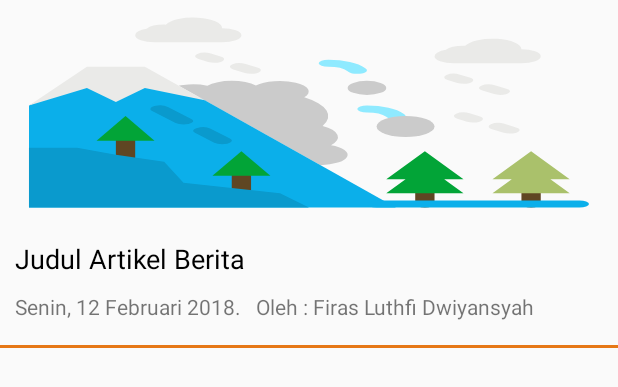
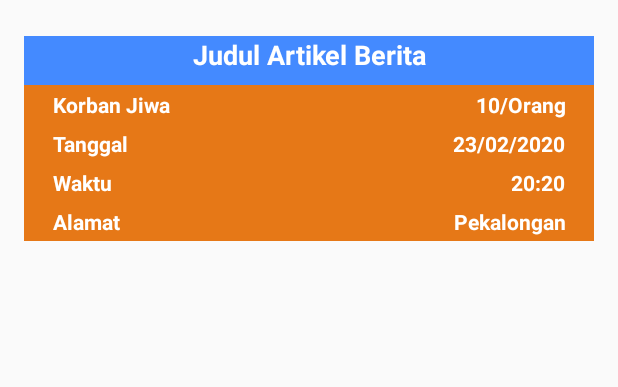
Before and after one commit to siswanto291296/projeksatu, an Android app: the layout longsor_item.xml on its own in the app's theme, with its tools: preview values and no code run, on a phone screen of 412 x 824 dp. Shown: the top 387 px of the screen. Run offline under Robolectric (Android 15) with nearby library versions, the phone set to English and light mode, and no system bars.

```diff
--- a/app/src/main/java/com/tugas/akhirtugas/Adapter/AdapterLongsor.java
+++ b/app/src/main/java/com/tugas/akhirtugas/Adapter/AdapterLongsor.java
@@ -4,14 +4,12 @@ import android.content.Context;
 import android.content.Intent;
 import android.view.View;
 import android.view.ViewGroup;
-import android.widget.ImageView;
 import android.widget.LinearLayout;
 import android.widget.TextView;
 
 import androidx.annotation.NonNull;
 import androidx.recyclerview.widget.RecyclerView;
 
-import com.tugas.akhirtugas.Berita.detail.DetailBerita;
 import com.tugas.akhirtugas.DataLongsor.detail.DetailLongsor;
 import com.tugas.akhirtugas.R;
 import com.tugas.akhirtugas.model.longsor.DataLongsorItem;
@@ -23,7 +21,7 @@ import butterknife.ButterKnife;
 
 import static com.tugas.akhirtugas.utils.Contans.DATA;
 import static com.tugas.akhirtugas.utils.MyFucntion.view;
-import static com.tugas.akhirtugas.utils.date.ConvertDate.ubahTanggal;
+import static com.tugas.akhirtugas.utils.date.ConvertDate.ubahTanggal2;
 
 public class AdapterLongsor extends RecyclerView.Adapter<AdapterLongsor.ViewHolder> {
     private List<DataLongsorItem> list;
@@ -43,9 +41,11 @@ public class AdapterLongsor extends RecyclerView.Adapter<AdapterLongsor.ViewHold
     @Override
     public void onBindViewHolder(@NonNull ViewHolder holder, int position) {
         //code is all item click and set value
-        holder.JudulBerita.setText(list.get(position).getJenisBencana());
-        holder.TglTerbit.setText(ubahTanggal(list.get(position).getTanggal()));
-        holder.Penulis.setText("Oleh : Badan Pengawan Bencana");
+        holder.txtJudul.setText(list.get(position).getJenisBencana());
+        holder.txtKorban.setText(list.get(position).getKorban()+ "/Jiwa");
+        holder.txtTgl.setText(ubahTanggal2(list.get(position).getTanggal()));
+        holder.txtWaktu.setText(list.get(position).getWaktu() + " WIB");
+        holder.txtAlamat.setText(list.get(position).getLokasi());
 
         //onclick
         holder.ln.setOnClickListener(v -> {
@@ -60,14 +60,16 @@ public class AdapterLongsor extends RecyclerView.Adapter<AdapterLongsor.ViewHold
     }
 
     public class ViewHolder extends RecyclerView.ViewHolder {
-        @BindView(R.id.PosterBerita)
-        ImageView PosterBerita;
-        @BindView(R.id.JudulBerita)
-        TextView JudulBerita;
-        @BindView(R.id.TglTerbit)
-        TextView TglTerbit;
-        @BindView(R.id.Penulis)
-        TextView Penulis;
+        @BindView(R.id.txt_judul)
+        TextView txtJudul;
+        @BindView(R.id.txt_korban)
+        TextView txtKorban;
+        @BindView(R.id.txt_tgl)
+        TextView txtTgl;
+        @BindView(R.id.txt_waktu)
+        TextView txtWaktu;
+        @BindView(R.id.txt_alamat)
+        TextView txtAlamat;
         @BindView(R.id.ln)
         LinearLayout ln;
 
--- a/app/src/main/java/com/tugas/akhirtugas/DataLongsor/detail/DetailLongsor.java
+++ b/app/src/main/java/com/tugas/akhirtugas/DataLongsor/detail/DetailLongsor.java
@@ -2,6 +2,7 @@ package com.tugas.akhirtugas.DataLongsor.detail;
 
 import android.annotation.SuppressLint;
 import android.content.Intent;
+import android.graphics.Color;
 import android.net.Uri;
 import android.os.Bundle;
 import android.util.Log;
@@ -20,6 +21,7 @@ import com.google.android.gms.maps.GoogleMap;
 import com.google.android.gms.maps.OnMapReadyCallback;
 import com.google.android.gms.maps.SupportMapFragment;
 import com.google.android.gms.maps.model.BitmapDescriptorFactory;
+import com.google.android.gms.maps.model.CircleOptions;
 import com.google.android.gms.maps.model.LatLng;
 import com.google.android.gms.maps.model.LatLngBounds;
 import com.google.android.gms.maps.model.MarkerOptions;
@@ -142,13 +144,22 @@ public class DetailLongsor extends AppCompatActivity implements OnMapReadyCallba
             LatLng sydney = new LatLng(Double.parseDouble(data.getLatitude()), Double.parseDouble(data.getLongitude()));
             mMap.addMarker(new MarkerOptions().position(sydney).title(data.getLokasi()))
                     .setIcon(BitmapDescriptorFactory.fromResource(R.drawable.avalanche));
-            //mMap.moveCamera(CameraUpdateFactory.newLatLng(sydney));
-            //mMap.animateCamera(CameraUpdateFactory.newLatLng(sydney));
 
+            mMap.addCircle(new CircleOptions()
+                    .center(sydney)
+                    .radius(10)
+                    .strokeWidth(1f)
+                    .strokeColor(Color.BLUE)
+                    .fillColor(Color.parseColor("#500084d3"))
+            );
+           /* mMap.moveCamera(CameraUpdateFactory.newLatLng(sydney));
+            mMap.animateCamera(CameraUpdateFactory.newLatLng(sydney));*/
+
+            //focus
             LatLngBounds.Builder builder = new LatLngBounds.Builder();
             builder.include(sydney);
             LatLngBounds bounds = builder.build();
-            int padding = 0; // offset from edges of the map in pixels
+            int padding = 50; // offset from edges of the map in pixels
             CameraUpdate cu = CameraUpdateFactory.newLatLngBounds(bounds, padding);
             googleMap.animateCamera(cu);
         }catch (Exception e){
--- a/app/src/main/java/com/tugas/akhirtugas/network/RetroClient.java
+++ b/app/src/main/java/com/tugas/akhirtugas/network/RetroClient.java
@@ -10,8 +10,13 @@ import retrofit2.converter.gson.GsonConverterFactory;
 
 public class RetroClient {
     private static Retrofit retrofit = null;
+    //server
     public static String BASE_URL = "https://umpp.000webhostapp.com/";
     public static String BASE_URL_IMAGE = "https://umpp.000webhostapp.com/img/";
+
+    //lokal
+    /*public static String BASE_URL = "http://192.168.43.74/bencana/";
+    public static String BASE_URL_IMAGE = "http://192.168.43.74/bencana/img/";*/
 
     private static Retrofit getClient(){
         HttpLoggingInterceptor interceptor = new HttpLoggingInterceptor();
--- a/app/src/main/res/layout/content_scrolling_longsor.xml
+++ b/app/src/main/res/layout/content_scrolling_longsor.xml
@@ -24,16 +24,19 @@
             android:id="@+id/tgl_waktu"
             android:layout_width="match_parent"
             android:layout_height="wrap_content"
-            android:text="tanggal dan waktu" />
+            android:text="tanggal dan waktu"
+            android:visibility="gone" />
 
         <TextView
             android:id="@+id/txt_lokasi"
             android:layout_width="match_parent"
             android:layout_height="wrap_content"
-            android:text="lokasi" />
+            android:text="lokasi"
+            android:visibility="gone" />
 
         <TextView
             android:id="@+id/txt_korban"
+            android:visibility="gone"
             android:layout_width="match_parent"
             android:layout_height="wrap_content"
             android:text="korban" />
@@ -42,7 +45,7 @@
             android:id="@+id/map"
             android:name="com.google.android.gms.maps.SupportMapFragment"
             android:layout_width="match_parent"
-            android:layout_height="400dp"
+            android:layout_height="500dp"
             android:layout_marginTop="@dimen/v_16dp" />
 
     </LinearLayout>
--- a/app/src/main/res/layout/longsor_item.xml
+++ b/app/src/main/res/layout/longsor_item.xml
@@ -1,50 +1,122 @@
 <?xml version="1.0" encoding="utf-8"?>
 <LinearLayout xmlns:android="http://schemas.android.com/apk/res/android"
+    xmlns:tools="http://schemas.android.com/tools"
     android:id="@+id/ln"
     android:layout_width="match_parent"
     android:layout_height="wrap_content"
+    android:layout_marginLeft="@dimen/v_16dp"
+    android:layout_marginTop="@dimen/v_16dp"
+    android:layout_marginRight="@dimen/v_16dp"
     android:orientation="vertical">
 
-    <ImageView
-        android:id="@+id/PosterBerita"
-        android:layout_width="match_parent"
-        android:layout_height="150dp"
-        android:scaleType="fitXY"
-        android:src="@drawable/ic_mountain" />
-
     <TextView
-        android:id="@+id/JudulBerita"
+        android:id="@+id/txt_judul"
         android:layout_width="match_parent"
         android:layout_height="wrap_content"
-        android:layout_marginHorizontal="10dp"
-        android:layout_marginVertical="10dp"
+        android:layout_marginTop="8dp"
+        android:background="@color/accent"
+        android:paddingBottom="8dp"
         android:text="Judul Artikel Berita"
-        android:textColor="@android:color/black"
-        android:textSize="18sp" />
+        android:textAlignment="center"
+        android:textColor="@android:color/white"
+        android:textSize="18sp"
+        android:textStyle="bold" />
 
-    <LinearLayout
+    <TableLayout
         android:layout_width="match_parent"
-        android:layout_height="wrap_content"
-        android:layout_marginHorizontal="10dp"
-        android:orientation="horizontal">
+        android:layout_height="match_parent"
+        android:background="#e67817"
+        android:paddingLeft="@dimen/v_16dp"
+        android:paddingRight="@dimen/v_16dp"
+        android:stretchColumns="1">
 
-        <TextView
-            android:id="@+id/TglTerbit"
-            android:layout_width="wrap_content"
-            android:layout_height="wrap_content"
-            android:text="Senin, 12 Februari 2018." />
+        <TableRow android:background="#e67817">
 
-        <TextView
-            android:id="@+id/Penulis"
-            android:layout_width="wrap_content"
-            android:layout_height="wrap_content"
-            android:layout_marginHorizontal="10dp"
-            android:text="Oleh : Firas Luthfi Dwiyansyah" />
-    </LinearLayout>
+            <TextView
+                android:padding="3dp"
+                android:text="Korban Jiwa"
+                android:textColor="@android:color/white"
+                android:textStyle="bold" />
 
-    <View
-        android:layout_width="match_parent"
-        android:layout_height="2dp"
-        android:layout_marginTop="@dimen/v_16dp"
-        android:background="@color/colorPrimary" />
+            <TextView
+                android:gravity="right"
+                android:padding="3dp"
+                android:text=""
+                android:textColor="@android:color/white" />
+
+            <TextView
+                android:id="@+id/txt_korban"
+                android:gravity="right"
+                android:padding="3dp"
+                android:textColor="@android:color/white"
+                android:textStyle="bold"
+                tools:text="10/Orang" />
+        </TableRow>
+
+        <TableRow android:background="#e67817">
+
+            <TextView
+                android:padding="3dp"
+                android:text="Tanggal"
+                android:textColor="@android:color/white"
+                android:textStyle="bold" />
+
+            <TextView
+                android:gravity="right"
+                android:padding="3dp"
+                android:text="" />
+
+            <TextView
+                android:id="@+id/txt_tgl"
+                android:gravity="right"
+                android:padding="3dp"
+                android:textColor="@android:color/white"
+                android:textStyle="bold"
+                tools:text="23/02/2020" />
+        </TableRow>
+
+        <TableRow android:background="#e67817">
+
+            <TextView
+                android:padding="3dp"
+                android:text="Waktu"
+                android:textColor="@android:color/white"
+                android:textStyle="bold" />
+
+            <TextView
+                android:gravity="right"
+                android:padding="3dp"
+                android:text="" />
+
+            <TextView
+                android:id="@+id/txt_waktu"
+                android:gravity="right"
+                android:padding="3dp"
+                android:textColor="@android:color/white"
+                android:textStyle="bold"
+                tools:text="20:20" />
+        </TableRow>
+
+        <TableRow android:background="#e67817">
+
+            <TextView
+                android:padding="3dp"
+                android:text="Alamat"
+                android:textColor="@android:color/white"
+                android:textStyle="bold" />
+
+            <TextView
+                android:gravity="right"
+                android:padding="3dp"
+                android:text="" />
+
+            <TextView
+                android:id="@+id/txt_alamat"
+                android:gravity="right"
+                android:padding="3dp"
+                android:textColor="@android:color/white"
+                android:textStyle="bold"
+                tools:text="Pekalongan" />
+        </TableRow>
+    </TableLayout>
 </LinearLayout>
```
